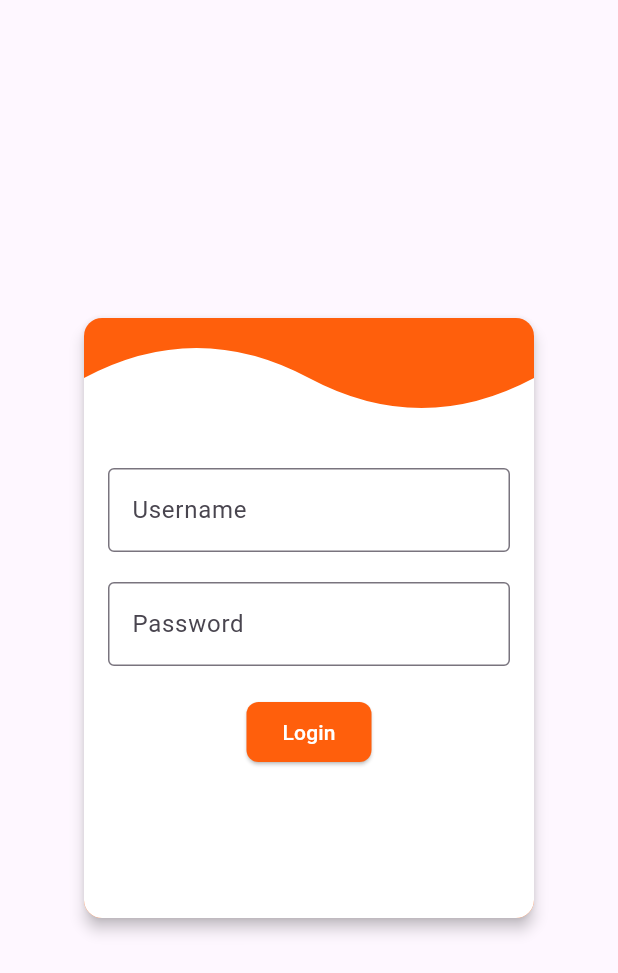
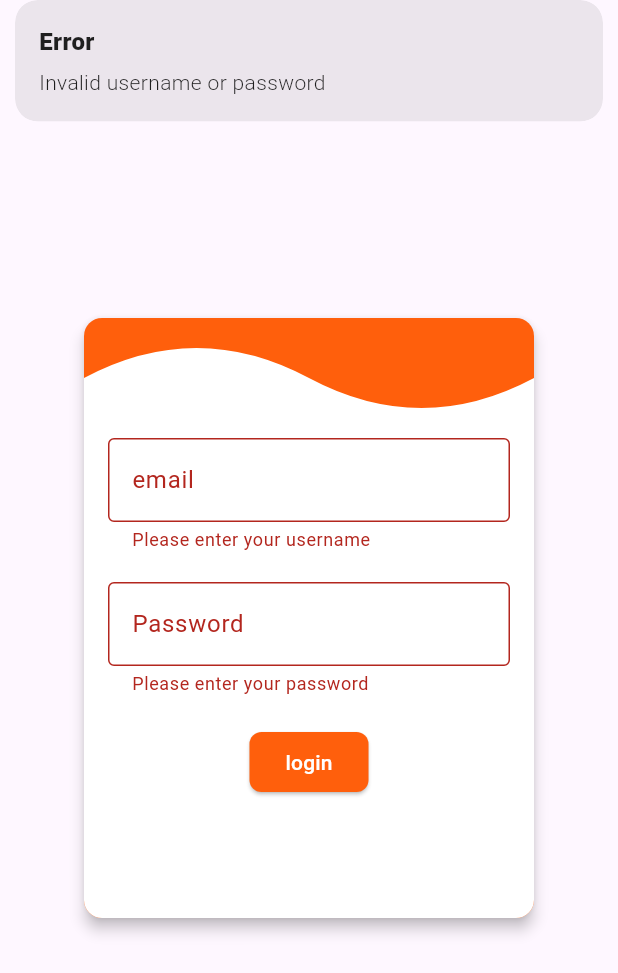
Before and after one commit to akfaqih3/UMS-flutter, a Flutter app: the screen it shows after launch, after a tap on "login", on a phone screen of 412 x 824 dp. Shown: the top 973 px of the screen. Run offline on Flutter 3.47's test engine with Material 3 defaults, Android fonts, the phone set to English and light mode, and no system bars; our stand-ins replace dio, get.

Commit message:
lab lecture 7

```diff
--- a/lib/controllers/login_controller.dart
+++ b/lib/controllers/login_controller.dart
@@ -1,13 +1,63 @@
-import '../models/user_model.dart';
+import 'package:dio/dio.dart';
+import 'package:lecture_2/API/dio_client.dart';
+import 'package:lecture_2/models/login_model.dart';
+import 'package:lecture_2/helpers/token_storage.dart';
+import 'package:lecture_2/views/screens/home_screen.dart';
+import 'package:lecture_2/views/screens/login_screen.dart';
+import 'package:get/get.dart';
+import 'package:lecture_2/API/api_service.dart';
+import 'package:lecture_2/config/constant/api_const.dart';
 
-class LoginController {
-  User? _user;
+class LoginController extends GetxController {
+  final ApiService _ApiService = ApiService();
+  String? accessToken;
+  String? refreshToken;
 
-  void login(String username, String password) {
-    // Here you can add logic to authenticate the user
-    _user = User(username: username, password: password);
-    print('User logged in: ${_user!.username}');
+  @override
+  void onInit() async {
+    super.onInit();
+    accessToken = await TokenStorage.getAccessToken();
+    refreshToken = await TokenStorage.getRefreshToken();
+    if (accessToken != null) {
+      Get.offAll(() => HomeScreen());
+    }
   }
 
-  User? get user => _user;
+  Future<void> login(String email, String password) async {
+    try {
+      final response = await _ApiService.post(Endpoints.login,
+          data: {"email": email, "password": password},
+          options: Options(headers: {'Content-Type': 'application/json'}));
+
+      if (response.statusCode == 200) {
+        final login = LoginModel.fromJson(response.data);
+        accessToken = login.accessToken;
+        refreshToken = login.refreshToken;
+        await TokenStorage.saveToken(accessToken!, refreshToken!);
+        Get.snackbar('Success', 'Login Successful');
+        Get.offAll(() => HomeScreen());
+      } else {
+        Get.snackbar('Error', 'Invalid username or password');
+      }
+    } catch (e) {
+      Get.snackbar('Error', 'Invalid username or password');
+    }
+  }
+
+  void logout() async {
+    try {
+      final response = await _ApiService.post(Endpoints.logout,
+          data: {'refresh': refreshToken},
+          options: Options(headers: {'Content-Type': 'application/json'}));
+      if (response.statusCode == 200) {
+        accessToken = null;
+        refreshToken = null;
+        await TokenStorage.clearToken();
+        Get.snackbar('Success', 'Logout Successful');
+        Get.offAll(() => LoginScreen());
+      }
+    } catch (e) {
+      Get.snackbar('Error', 'Logout Failed');
+    }
+  }
 }
--- a/lib/main.dart
+++ b/lib/main.dart
@@ -4,19 +4,19 @@ import 'package:lecture_2/config/route/routes.dart';
 import 'package:lecture_2/views/screens/login_screen.dart';
 import 'views/screens/home_screen.dart';
 import 'helpers/constants.dart';
+import 'package:get/get.dart';
 
 void main() {
   runApp(HomeApp());
 }
 
 class HomeApp extends StatelessWidget {
-
   @override
   Widget build(BuildContext context) {
-    return const MaterialApp(
+    return const GetMaterialApp(
       debugShowCheckedModeBanner: false,
       title: appName,
-      initialRoute: Routes.home,
+      initialRoute: Routes.login,
       onGenerateRoute: MyRouter.generateRoute,
     );
   }
--- a/lib/views/screens/home_screen.dart
+++ b/lib/views/screens/home_screen.dart
@@ -1,57 +1,146 @@
 import 'package:flutter/material.dart';
-import 'package:lecture_2/config/route/routes.dart';
-import '../../helpers/constants.dart';
-import 'login_screen.dart';
+import 'package:get/get.dart';
+import 'package:lecture_2/controllers/home_controller.dart';
+import 'package:lecture_2/controllers/login_controller.dart';
+import 'package:lecture_2/helpers/constants.dart';
+import 'package:lecture_2/config/constant/api_const.dart';
 
-class HomeScreen extends StatefulWidget {
-  // const HomeScreen({super.key});
-
-  @override
-  State<HomeScreen> createState() => _HomeScreenState();
-}
-
-class _HomeScreenState extends State<HomeScreen> {
-  var modeIcon = Icons.light_mode;
-  var dark = Colors.black87;
-  var light = Colors.white70;
+class HomeScreen extends StatelessWidget {
+  final HomeController controller = Get.put(HomeController());
 
   @override
   Widget build(BuildContext context) {
     return Scaffold(
       appBar: AppBar(
-        title: Text(
-          appName,
-          style: TextStyle(color: light),
+        title: const Text(
+          "Subjects",
+          style: TextStyle(
+            fontWeight: FontWeight.bold,
+            color: textColor,
+          ),
         ),
-        backgroundColor: dark,
-        actions: [
-          FilledButton(
-            child: Icon(modeIcon),
-            onPressed: () {
-              setState(() {
-                if (modeIcon == Icons.light_mode) {
-                  modeIcon = Icons.dark_mode;
-                  dark = Colors.white70;
-                  light = Colors.black87;
-                } else {
-                  modeIcon = Icons.light_mode;
-                  light = Colors.white70;
-                  dark = Colors.black87;
-                }
-              });
+        centerTitle: true,
+        backgroundColor: primaryColor,
+        elevation: 10,
+        shadowColor: primaryColor.withOpacity(0.5),
+      ),
+      body: Container(
+        margin: EdgeInsets.only(top: 10),
+        decoration: BoxDecoration(
+            borderRadius: BorderRadius.only(
+                topRight: Radius.circular(30), topLeft: Radius.circular(30)),
+            color: Colors.black12),
+        child: Obx(() {
+          if (controller.isLoading.value) {
+            return const Center(
+              child: CircularProgressIndicator(
+                color: primaryColor,
+              ),
+            );
+          }
+
+          if (controller.subjects.isEmpty) {
+            return const Center(
+              child: Text(
+                "No subjects available.",
+                style: TextStyle(
+                  fontSize: 18,
+                  color: primaryColor,
+                ),
+              ),
+            );
+          }
+
+          return ListView.builder(
+            padding: const EdgeInsets.all(16),
+            itemCount: controller.subjects.length,
+            itemBuilder: (context, index) {
+              final subject = controller.subjects[index];
+              return AnimatedOpacity(
+                opacity: controller.isLoading.value ? 0 : 1,
+                duration: const Duration(milliseconds: 500),
+                child: Card(
+                  elevation: 5,
+                  shape: RoundedRectangleBorder(
+                    borderRadius: BorderRadius.circular(15),
+                  ),
+                  margin: const EdgeInsets.only(bottom: 16),
+                  child: InkWell(
+                    borderRadius: BorderRadius.circular(15),
+                    onTap: () {
+                      // Handle subject click
+                      Get.snackbar(
+                        subject.title,
+                        "Total courses: ${subject.coursestotal}",
+                        snackPosition: SnackPosition.TOP,
+                        backgroundColor: Colors.deepOrange[100],
+                      );
+                    },
+                    child: Padding(
+                      padding: const EdgeInsets.all(16),
+                      child: Row(
+                        children: [
+                          ClipRRect(
+                            borderRadius: BorderRadius.circular(10),
+                            child: Image.network(
+                              "${baseUrl + subject.photo!}",
+                              width: 60,
+                              height: 60,
+                              fit: BoxFit.cover,
+                              errorBuilder: (context, error, stackTrace) {
+                                return Container(
+                                  width: 60,
+                                  height: 60,
+                                  decoration: BoxDecoration(
+                                    color: primaryColor,
+                                    borderRadius: BorderRadius.circular(10),
+                                  ),
+                                  child: const Icon(
+                                    Icons.error,
+                                    color: primaryColor,
+                                  ),
+                                );
+                              },
+                            ),
+                          ),
+                          const SizedBox(width: 16),
+                          Expanded(
+                            child: Column(
+                              crossAxisAlignment: CrossAxisAlignment.start,
+                              children: [
+                                Text(
+                                  subject.title,
+                                  style: const TextStyle(
+                                    fontSize: 18,
+                                    fontWeight: FontWeight.bold,
+                                    color: textColor,
+                                  ),
+                                ),
+                                const SizedBox(height: 4),
+                                Text(
+                                  "Total courses: ${subject.coursestotal}",
+                                  style: TextStyle(
+                                    fontSize: 14,
+                                    color: textColor,
+                                  ),
+                                ),
+                              ],
+                            ),
+                          ),
+                          const Icon(
+                            Icons.arrow_forward_ios,
+                            color: primaryColor,
+                          ),
+                        ],
+                      ),
+                    ),
+                  ),
+                ),
+              );
             },
-          )
-        ],
+          );
+        }),
       ),
-      body: Center(
-        child: ElevatedButton(
-          child: Text("login"),
-          onPressed: () {
-            Navigator.of(context).pushNamed(Routes.login);
-          },
-        ),
-      ),
-      backgroundColor: light,
     );
   }
 }
--- a/lib/views/screens/login_screen.dart
+++ b/lib/views/screens/login_screen.dart
@@ -1,16 +1,17 @@
 import 'package:flutter/material.dart';
 import 'package:lecture_2/config/route/routes.dart';
-import '../widgets/custom_button.dart';
-import '../../controllers/login_controller.dart';
+import 'package:get/get.dart';
+import 'package:lecture_2/controllers/login_controller.dart';
+import 'package:lecture_2/views/widgets/custom_button.dart';
 
 class LoginScreen extends StatelessWidget {
-  final LoginController _controller = LoginController();
+  final _emailController = TextEditingController();
+  final _passwordController = TextEditingController();
+  final _formKey = GlobalKey<FormState>();
 
   @override
   Widget build(BuildContext context) {
-    final _formKey = GlobalKey<FormState>();
-    String username = '';
-    String password = '';
+    final LoginController _controller = Get.put(LoginController());
 
     return Scaffold(
       body: Center(
@@ -35,7 +36,7 @@ class LoginScreen extends StatelessWidget {
                       children: [
                         TextFormField(
                           decoration: InputDecoration(
-                            labelText: 'Username',
+                            labelText: 'email',
                             border: OutlineInputBorder(),
                           ),
                           validator: (value) {
@@ -44,9 +45,7 @@ class LoginScreen extends StatelessWidget {
                             }
                             return null;
                           },
-                          onSaved: (value) {
-                            username = value ?? '';
-                          },
+                          controller: _emailController,
                         ),
                         SizedBox(height: 20),
                         TextFormField(
@@ -61,19 +60,19 @@ class LoginScreen extends StatelessWidget {
                             }
                             return null;
                           },
-                          onSaved: (value) {
-                            password = value ?? '';
-                          },
+                          controller: _passwordController,
                         ),
                         SizedBox(height: 20),
                         CustomButton(
-                          text: 'Login',
+                          text: 'login',
                           color: Color.fromARGB(255, 255, 95, 12),
                           onPressed: () {
-                            Navigator.of(context).pushNamed(Routes.home);
                             if (_formKey.currentState?.validate() ?? false) {
-                              _formKey.currentState?.save();
-                              _controller.login(username, password);
+                              _controller.login(_emailController.text,
+                                  _passwordController.text);
+                            } else {
+                              Get.snackbar(
+                                  'Error', 'Invalid username or password');
                             }
                           },
                         ),
--- a/pubspec.yaml
+++ b/pubspec.yaml
@@ -35,7 +35,9 @@ dependencies:
   # The following adds the Cupertino Icons font to your application.
   # Use with the CupertinoIcons class for iOS style icons.
   cupertino_icons: ^1.0.8
-
+  shared_preferences: ^2.1.1
+  dio: ^5.7.0
+  get: ^4.6.6
 dev_dependencies:
   flutter_test:
     sdk: flutter
```
Also changed, not shown: pubspec.lock, 1 other file.
